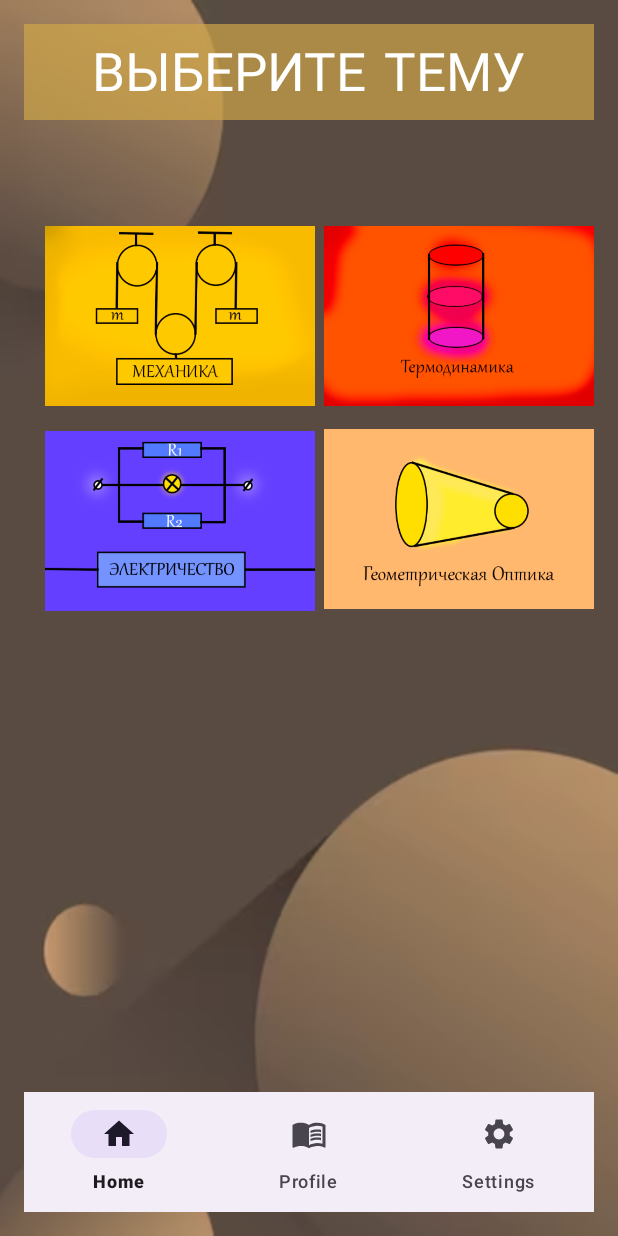
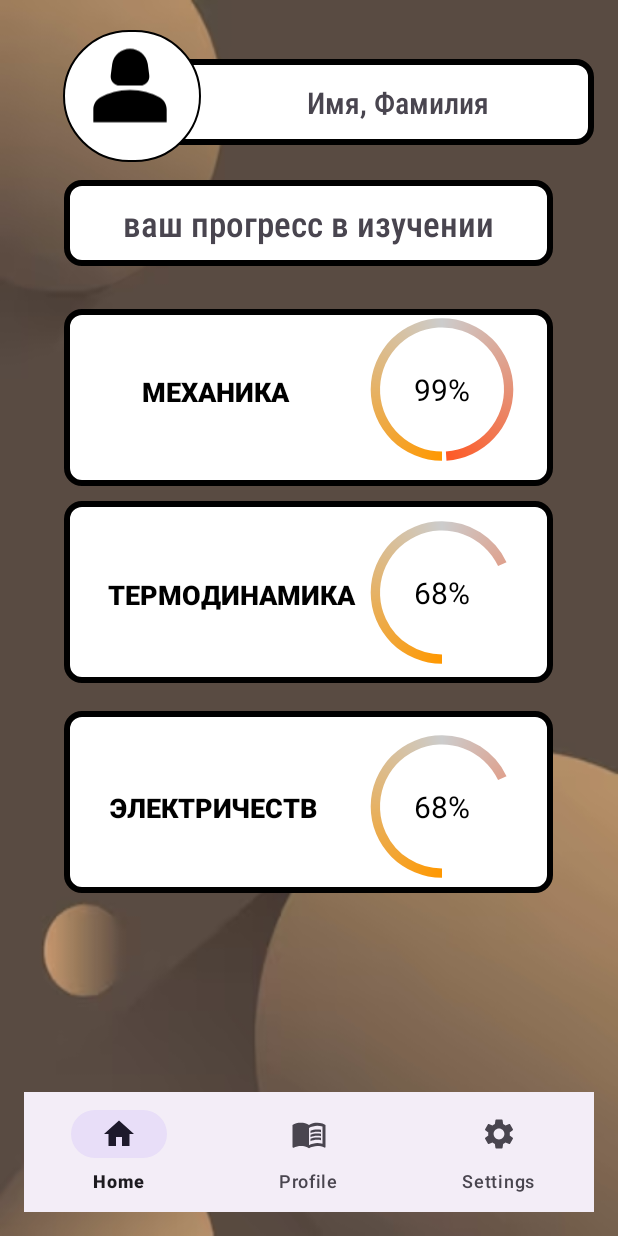
Before and after one commit to KarenGhardashyan/Radix_Physica_2, an Android app: the screen it shows after launch (physics_lobby before the commit, Profile after it), after a tap on "WITHOUT ACCOUNT", on a phone screen of 412 x 824 dp. Run offline under Robolectric (Android 15) with nearby library versions, the phone set to English and light mode, and no system bars.

Commit message:
Initial commit

```diff
--- a/app/src/main/AndroidManifest.xml
+++ b/app/src/main/AndroidManifest.xml
@@ -13,6 +13,9 @@
         android:theme="@style/Theme.Radix_Physica"
         tools:targetApi="31">
         <activity
+            android:name=".Profile"
+            android:exported="false" />
+        <activity
             android:name=".physics_lobby"
             android:exported="false" />
         <activity
--- a/app/src/main/java/com/example/radix_physica/MainActivity.java
+++ b/app/src/main/java/com/example/radix_physica/MainActivity.java
@@ -21,7 +21,7 @@ public class MainActivity extends AppCompatActivity {
         without_account.setOnClickListener(new View.OnClickListener() {
             @Override
             public void onClick(View v) {
-                Intent intent = new Intent(MainActivity.this, physics_lobby.class);
+                Intent intent = new Intent(MainActivity.this, Profile.class);
                 startActivity(intent);
             }
         });
--- /dev/null
+++ b/app/src/main/java/com/example/radix_physica/Profile.java
@@ -0,0 +1,16 @@
+package com.example.radix_physica;
+
+import androidx.appcompat.app.AppCompatActivity;
+
+import android.os.Bundle;
+
+public class Profile extends AppCompatActivity {
+
+    @Override
+    protected void onCreate(Bundle savedInstanceState) {
+        super.onCreate(savedInstanceState);
+        setContentView(R.layout.activity_profile);
+
+
+    }
+}
--- /dev/null
+++ b/app/src/main/res/drawable/circular_progress_bar.xml
@@ -0,0 +1,16 @@
+<rotate xmlns:android="http://schemas.android.com/apk/res/android"
+    android:fromDegrees="-270"
+    android:toDegrees="-270">
+    <shape
+        android:innerRadiusRatio="3"
+        android:shape="ring"
+        android:thicknessRatio="20.0"
+        android:useLevel="true">
+        <gradient
+            android:centerColor="#CCCCCC"
+            android:centerY="0.50"
+            android:endColor="#FF5722"
+            android:startColor="#FF9800"
+            android:type="sweep" />
+    </shape>
+</rotate>
--- a/app/src/main/res/layout/activity_main.xml
+++ b/app/src/main/res/layout/activity_main.xml
@@ -4,7 +4,7 @@
     xmlns:tools="http://schemas.android.com/tools"
     android:layout_width="match_parent"
     android:layout_height="match_parent"
-    android:background="@drawable/img_3">
+    android:background="@drawable/img_6">
 
 
     <EditText
@@ -34,7 +34,7 @@
     <androidx.appcompat.widget.AppCompatButton
         android:id="@+id/buttonLogin"
         android:layout_width="wrap_content"
-        android:backgroundTint="@color/button1"
+        android:backgroundTint="#A88031"
         android:layout_height="wrap_content"
         android:layout_marginTop="28dp"
         android:background="@drawable/buttons"
@@ -49,15 +49,14 @@
         android:layout_width="wrap_content"
         android:layout_height="wrap_content"
         android:background="@drawable/buttons"
+        android:backgroundTint="#A88031"
         android:text="SIGN UP"
-        android:backgroundTint="@color/button1"
-        android:textColor="@color/white"
         app:layout_constraintBottom_toBottomOf="parent"
         app:layout_constraintEnd_toEndOf="parent"
         app:layout_constraintHorizontal_bias="0.498"
         app:layout_constraintStart_toStartOf="parent"
         app:layout_constraintTop_toBottomOf="@+id/buttonLogin"
-        app:layout_constraintVertical_bias="0.168" />
+        app:layout_constraintVertical_bias="0.069" />
 
     <androidx.appcompat.widget.AppCompatButton
         android:id="@+id/without_acc"
@@ -65,7 +64,7 @@
         android:layout_height="wrap_content"
         android:layout_marginBottom="16dp"
         android:background="@drawable/buttons"
-        android:backgroundTint="#9AD2D6"
+        android:backgroundTint="#785C24"
         android:text=" without account "
         android:textColor="@color/white"
         app:layout_constraintBottom_toBottomOf="parent"
--- /dev/null
+++ b/app/src/main/res/layout/activity_profile.xml
@@ -0,0 +1,269 @@
+<?xml version="1.0" encoding="utf-8"?>
+
+<androidx.constraintlayout.widget.ConstraintLayout xmlns:android="http://schemas.android.com/apk/res/android"
+    xmlns:app="http://schemas.android.com/apk/res-auto"
+    xmlns:tools="http://schemas.android.com/tools"
+    android:layout_width="match_parent"
+    android:layout_height="match_parent"
+    android:background="@drawable/img_6"
+    android:padding="16dp">
+
+    <ImageView
+        android:id="@+id/imageViewName"
+        android:layout_width="313dp"
+        android:layout_height="57dp"
+        app:layout_constraintBottom_toBottomOf="parent"
+        app:layout_constraintEnd_toEndOf="parent"
+        app:layout_constraintHorizontal_bias="1.0"
+        app:layout_constraintStart_toStartOf="parent"
+        app:layout_constraintTop_toTopOf="parent"
+        app:layout_constraintVertical_bias="0.032"
+        app:srcCompat="@drawable/buttons1" />
+
+    <ImageView
+        android:id="@+id/person_bg"
+        android:layout_width="92dp"
+        android:layout_height="88dp"
+        android:layout_marginTop="4dp"
+        app:layout_constraintEnd_toEndOf="parent"
+        app:layout_constraintHorizontal_bias="0.09"
+        app:layout_constraintStart_toStartOf="parent"
+        app:layout_constraintTop_toTopOf="parent"
+        app:srcCompat="@drawable/buttons" />
+
+    <ImageView
+        android:id="@+id/person_image"
+        android:layout_width="73dp"
+        android:layout_height="74dp"
+        android:layout_marginTop="4dp"
+        app:layout_constraintEnd_toEndOf="parent"
+        app:layout_constraintHorizontal_bias="0.111"
+        app:layout_constraintStart_toStartOf="parent"
+        app:layout_constraintTop_toTopOf="parent"
+        app:srcCompat="@drawable/baseline_person_2_24" />
+
+    <ImageView
+        android:id="@+id/imageView4"
+        android:layout_width="326dp"
+        android:layout_height="57dp"
+        android:layout_marginTop="104dp"
+        app:layout_constraintEnd_toEndOf="parent"
+        app:layout_constraintHorizontal_bias="0.49"
+        app:layout_constraintStart_toStartOf="parent"
+        app:layout_constraintTop_toTopOf="parent"
+        app:srcCompat="@drawable/buttons1" />
+
+    <ImageView
+        android:id="@+id/imageView2"
+        android:layout_width="326dp"
+        android:layout_height="118dp"
+        android:fontFamily="sans-serif-black"
+        app:layout_constraintBottom_toBottomOf="parent"
+        app:layout_constraintEnd_toEndOf="parent"
+        app:layout_constraintHorizontal_bias="0.49"
+        app:layout_constraintStart_toStartOf="parent"
+        app:layout_constraintTop_toTopOf="parent"
+        app:layout_constraintVertical_bias="0.282"
+        app:srcCompat="@drawable/buttons1" />
+
+    <ImageView
+        android:id="@+id/imageView3"
+        android:layout_width="326dp"
+        android:layout_height="121dp"
+        android:fontFamily="sans-serif-black"
+        app:layout_constraintBottom_toBottomOf="parent"
+        app:layout_constraintEnd_toEndOf="parent"
+        app:layout_constraintHorizontal_bias="0.49"
+        app:layout_constraintStart_toStartOf="parent"
+        app:layout_constraintTop_toTopOf="parent"
+        app:layout_constraintVertical_bias="0.474"
+        app:srcCompat="@drawable/buttons1" />
+
+    <ImageView
+        android:id="@+id/background_electrocity"
+        android:layout_width="326dp"
+        android:layout_height="121dp"
+        android:fontFamily="sans-serif-black"
+        app:layout_constraintBottom_toBottomOf="parent"
+        app:layout_constraintEnd_toEndOf="parent"
+        app:layout_constraintHorizontal_bias="0.49"
+        app:layout_constraintStart_toStartOf="parent"
+        app:layout_constraintTop_toTopOf="parent"
+        app:layout_constraintVertical_bias="0.683"
+        app:srcCompat="@drawable/buttons1" />
+
+    <ProgressBar
+        android:id="@+id/mexanics_progress_bar"
+        style="?android:attr/progressBarStyleHorizontal"
+        android:layout_width="124dp"
+        android:layout_height="158dp"
+        android:indeterminate="false"
+        android:max="100"
+        android:progress="99"
+        android:progressDrawable="@drawable/circular_progress_bar"
+        app:layout_constraintBottom_toBottomOf="parent"
+        app:layout_constraintEnd_toEndOf="parent"
+        app:layout_constraintHorizontal_bias="0.847"
+        app:layout_constraintStart_toStartOf="parent"
+        app:layout_constraintTop_toTopOf="parent"
+        app:layout_constraintVertical_bias="0.26" />
+
+    <TextView
+        android:id="@+id/textView3"
+        android:layout_width="wrap_content"
+        android:layout_height="wrap_content"
+        android:text="99%"
+        android:textColor="@color/black"
+        android:textSize="20dp"
+        app:layout_constraintBottom_toBottomOf="@+id/mexanics_progress_bar"
+        app:layout_constraintEnd_toEndOf="@+id/mexanics_progress_bar"
+        app:layout_constraintStart_toStartOf="@+id/mexanics_progress_bar"
+        app:layout_constraintTop_toTopOf="@+id/mexanics_progress_bar" />
+
+
+    <TextView
+        android:id="@+id/textView2"
+        android:layout_width="wrap_content"
+        android:layout_height="wrap_content"
+        android:fontFamily="sans-serif-condensed-medium"
+
+        android:text="ваш прогресс в изучении"
+        android:textSize="23dp"
+        app:layout_constraintBottom_toBottomOf="@+id/imageView4"
+        app:layout_constraintEnd_toEndOf="@+id/imageView4"
+        app:layout_constraintStart_toStartOf="@+id/imageView4"
+        app:layout_constraintTop_toTopOf="@+id/imageView4" />
+
+    <ProgressBar
+        android:id="@+id/thermodynamics_progress_bar"
+        style="?android:attr/progressBarStyleHorizontal"
+        android:layout_width="124dp"
+        android:layout_height="158dp"
+        android:indeterminate="false"
+        android:max="100"
+        android:progress="68"
+        android:progressDrawable="@drawable/circular_progress_bar"
+        app:layout_constraintBottom_toBottomOf="parent"
+        app:layout_constraintEnd_toEndOf="parent"
+        app:layout_constraintHorizontal_bias="0.847"
+        app:layout_constraintStart_toStartOf="parent"
+        app:layout_constraintTop_toTopOf="parent"
+        app:layout_constraintVertical_bias="0.473" />
+
+    <TextView
+        android:id="@+id/textView4"
+        android:layout_width="101dp"
+        android:layout_height="26dp"
+        android:fontFamily="sans-serif-black"
+        android:text="МЕХАНИКА"
+        android:textColor="@color/black"
+        android:textSize="18dp"
+        app:layout_constraintBottom_toBottomOf="parent"
+        app:layout_constraintEnd_toEndOf="parent"
+        app:layout_constraintHorizontal_bias="0.283"
+        app:layout_constraintStart_toStartOf="parent"
+        app:layout_constraintTop_toTopOf="parent"
+        app:layout_constraintVertical_bias="0.304" />
+
+    <!--ToDo-->
+
+
+    <TextView
+        android:id="@+id/textView5"
+        android:layout_width="175dp"
+        android:layout_height="24dp"
+        android:fontFamily="sans-serif-black"
+        android:text="ТЕРМОДИНАМИКА"
+        android:textColor="@color/black"
+        android:textSize="18dp"
+        app:layout_constraintBottom_toBottomOf="parent"
+        app:layout_constraintEnd_toEndOf="parent"
+        app:layout_constraintHorizontal_bias="0.273"
+        app:layout_constraintStart_toStartOf="parent"
+        app:layout_constraintTop_toTopOf="parent"
+        app:layout_constraintVertical_bias="0.479" />
+
+    <TextView
+        android:id="@+id/electricity_text"
+        android:layout_width="150dp"
+        android:layout_height="25dp"
+        android:fontFamily="sans-serif-black"
+        android:text="ЭЛЕКТРИЧЕСТВО"
+        android:textColor="@color/black"
+        android:textSize="18dp"
+        app:layout_constraintBottom_toBottomOf="parent"
+        app:layout_constraintEnd_toEndOf="parent"
+        app:layout_constraintHorizontal_bias="0.248"
+        app:layout_constraintStart_toStartOf="parent"
+        app:layout_constraintTop_toTopOf="parent"
+        app:layout_constraintVertical_bias="0.665" />
+
+    <TextView
+        android:id="@+id/thermodynamics_procent"
+        android:layout_width="wrap_content"
+        android:layout_height="wrap_content"
+        android:text="68%"
+        android:textColor="@color/black"
+        android:textSize="20dp"
+        app:layout_constraintBottom_toBottomOf="@+id/thermodynamics_progress_bar"
+        app:layout_constraintEnd_toEndOf="@+id/thermodynamics_progress_bar"
+        app:layout_constraintStart_toStartOf="@+id/thermodynamics_progress_bar"
+        app:layout_constraintTop_toTopOf="@+id/thermodynamics_progress_bar" />
+
+    <TextView
+        android:id="@+id/electricity_procent"
+        android:layout_width="wrap_content"
+        android:layout_height="wrap_content"
+        android:text="68%"
+        android:textColor="@color/black"
+        android:textSize="20dp"
+        app:layout_constraintBottom_toBottomOf="@+id/electricity_progress_bar"
+        app:layout_constraintEnd_toEndOf="@+id/electricity_progress_bar"
+        app:layout_constraintStart_toStartOf="@+id/electricity_progress_bar"
+        app:layout_constraintTop_toTopOf="@+id/electricity_progress_bar" />
+
+    <ProgressBar
+        android:id="@+id/electricity_progress_bar"
+        style="?android:attr/progressBarStyleHorizontal"
+        android:layout_width="124dp"
+        android:layout_height="158dp"
+        android:indeterminate="false"
+        android:max="100"
+        android:progress="68"
+        android:progressDrawable="@drawable/circular_progress_bar"
+        app:layout_constraintBottom_toBottomOf="parent"
+        app:layout_constraintEnd_toEndOf="parent"
+        app:layout_constraintHorizontal_bias="0.847"
+        app:layout_constraintStart_toStartOf="parent"
+        app:layout_constraintTop_toTopOf="parent"
+        app:layout_constraintVertical_bias="0.698" />
+
+    <FrameLayout
+        android:layout_width="0dp"
+        android:layout_height="0dp"
+        app:layout_constraintBottom_toBottomOf="@+id/navigation_bar"
+        app:layout_constraintEnd_toEndOf="parent"
+        app:layout_constraintEnd_toStartOf="parent" />
+
+    <com.google.android.material.bottomnavigation.BottomNavigationView
+        android:id="@+id/navigation_bar"
+        android:layout_width="match_parent"
+        android:layout_height="wrap_content"
+        app:layout_constraintBottom_toBottomOf="parent"
+        app:layout_constraintEnd_toEndOf="parent"
+        app:layout_constraintEnd_toStartOf="parent"
+        app:menu="@menu/bottom_nav_menu" />
+
+    <TextView
+        android:id="@+id/name"
+        android:layout_width="wrap_content"
+        android:layout_height="wrap_content"
+        android:text="Имя, Фамилия"
+        android:fontFamily="sans-serif-condensed-medium"
+        android:textSize="20dp"
+        app:layout_constraintBottom_toBottomOf="@+id/imageViewName"
+        app:layout_constraintEnd_toEndOf="@+id/imageViewName"
+        app:layout_constraintStart_toEndOf="@+id/person_bg"
+        app:layout_constraintTop_toTopOf="@+id/imageViewName" />
+
+</androidx.constraintlayout.widget.ConstraintLayout>
--- a/app/src/main/res/layout/activity_pysics_lobby.xml
+++ b/app/src/main/res/layout/activity_pysics_lobby.xml
@@ -92,7 +92,7 @@
         android:layout_height="wrap_content"
         android:layout_marginTop="8dp"
         android:fontFamily="casual"
-        android:text="ВЫБЕРИТЕ ТЕМУ"
+        android:text="ВЫБЕРИТЕ РАЗДЕЛ"
         android:textColor="@color/white"
         android:textSize="35dp"
         app:layout_constraintEnd_toEndOf="parent"
```
